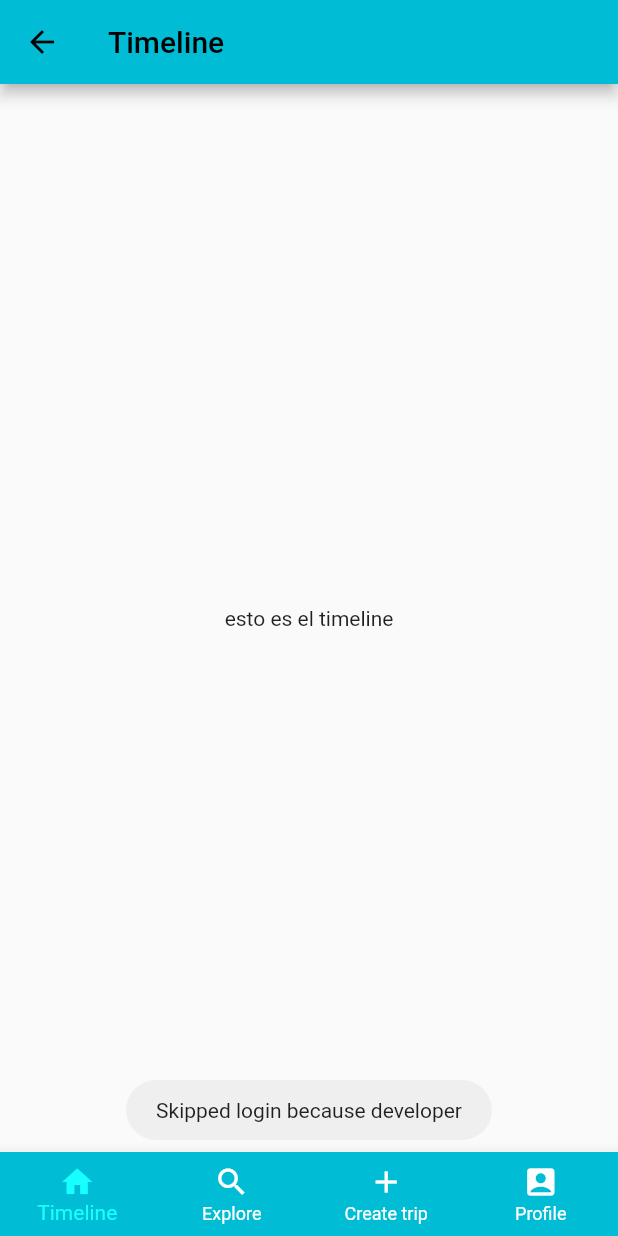
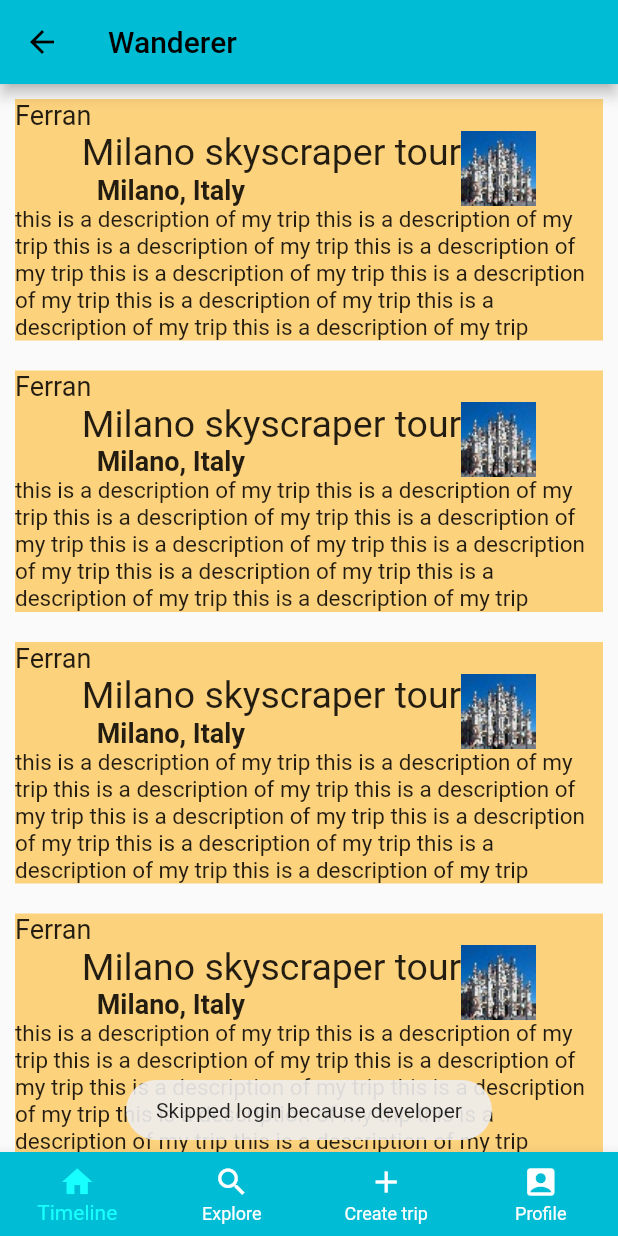
Before and after one commit to Pilar-Ferran/wanderer3, a Flutter app: the screen it shows after launch, after a tap on "Login", on a phone screen of 412 x 824 dp. Run offline on Flutter 3.47's test engine with Material 2 defaults, Android fonts, the phone set to English and light mode, and no system bars; our stand-ins replace firebase_auth, firebase_core, fluttertoast, google_sign_in; accounts and stored records are empty.

Commit message:
page de timeline

```diff
--- /dev/null
+++ b/lib/Screens/home_screen.dart
@@ -0,0 +1,80 @@
+import 'package:flutter/cupertino.dart';
+import 'package:flutter/material.dart';
+import 'package:my_login/Screens/logout_screen.dart';
+import 'package:my_login/Screens/timeline_screen.dart';
+
+import 'trip_preview.dart';
+
+class HomeScreen extends StatefulWidget {
+  static const routeName = '/homescreen';
+  const HomeScreen({Key? key}) : super(key: key);
+
+  final String title = 'Wanderer';
+
+  @override
+  State<HomeScreen> createState() => _HomeScreenState();
+}
+
+class _HomeScreenState extends State<HomeScreen> {
+  //podemos checkear el codigo original para ver como se editava el estado
+
+  int selectedIndex = 0;
+  static const List<Widget> fourNavigationScreens = <Widget>[
+    TimelineScreen(),
+    Text(
+      'Index 1: Business',
+    ),
+    Text(
+      'Index 2: School',
+    ),
+    LogoutScreen(),
+  ];
+
+  void _onItemTapped(int index) {
+    setState(() {
+      selectedIndex = index;
+    });
+  }
+
+  @override
+  Widget build(BuildContext context) {
+    // This method is rerun every time setState is called
+    return Scaffold(
+      appBar: AppBar(
+        // Here we take the value from the MyHomePage object that was created by
+        // the App.build method, and use it to set our appbar title.
+        title: Text(widget.title),
+      ),
+      body: Center(
+        child: fourNavigationScreens.elementAt(selectedIndex),
+      ),
+      bottomNavigationBar: BottomNavigationBar(
+        type: BottomNavigationBarType.fixed,  //probar shifting? no se que es
+        backgroundColor: Colors.cyan,
+        unselectedItemColor: Colors.white,
+        selectedItemColor: Colors.cyanAccent,
+        items: const [BottomNavigationBarItem(icon: Icon(Icons.home), label: "Timeline",),
+          BottomNavigationBarItem(icon: Icon(Icons.search), label: "Explore"),
+          BottomNavigationBarItem(icon: Icon(Icons.add), label: "Create trip"),
+          BottomNavigationBarItem(icon: Icon(Icons.account_box_rounded), label: "Profile",)],
+        currentIndex: selectedIndex,
+        onTap: _onItemTapped,
+      ),
+      //he quitado el center
+      /*body: Column( //TODO usar
+        //comments borrados
+        mainAxisAlignment: MainAxisAlignment.center,
+        children: <Widget>[
+          Expanded(
+              child: ListView(
+                //itemExtent: 50,
+                children: trips,
+                //shrinkWrap: true,
+
+              )
+          )
+        ],
+      ),*/// This trailing comma makes auto-formatting nicer for build methods.
+    );
+  }
+}
--- a/lib/Screens/login_screen.dart
+++ b/lib/Screens/login_screen.dart
@@ -3,7 +3,7 @@ import 'package:flutter/services.dart';
 import 'package:firebase_auth/firebase_auth.dart';
 import 'package:google_sign_in/google_sign_in.dart';
 import 'package:my_login/Component/button.dart';
-import 'package:my_login/Screens/timeline_screen.dart';
+import 'package:my_login/Screens/home_screen.dart';
 import '../constants.dart';
 import 'signup_screen.dart';
 import 'package:fluttertoast/fluttertoast.dart';
@@ -109,7 +109,7 @@ class _LoginScreenState extends State<LoginScreen> {
 
                               await Navigator.of(context).push(
                                 MaterialPageRoute(
-                                  builder: (context) => const TimelineScreen(),
+                                  builder: (context) => const HomeScreen(),
                                 ),
                               );
 
@@ -140,7 +140,7 @@ class _LoginScreenState extends State<LoginScreen> {
                           }
                           else
                             {
-                              Navigator.pushNamed(context, TimelineScreen.routeName);
+                              Navigator.pushNamed(context, HomeScreen.routeName);
                               Fluttertoast.showToast(msg: "Skipped login because developer");
                             }
                         },
--- a/lib/Screens/timeline_screen.dart
+++ b/lib/Screens/timeline_screen.dart
@@ -5,63 +5,23 @@ import 'package:my_login/Screens/logout_screen.dart';
 import 'trip_preview.dart';
 
 class TimelineScreen extends StatefulWidget {
-  static const routeName = '/timeline';
   const TimelineScreen({Key? key}) : super(key: key);
 
-  final String title = 'Timeline';
+  //TODO poner titulo?
 
   @override
-  State<TimelineScreen> createState() => _TimelineScreenState();
+  State<StatefulWidget> createState() => _TimelineScreenState();
 }
 
+
 class _TimelineScreenState extends State<TimelineScreen> {
-  //podemos checkear el codigo original para ver como se editava el estado
-
-  int selectedIndex = 0;
-  static const List<Widget> fourNavigationScreens = <Widget>[
-    Text('esto es el timeline'),
-    Text(
-      'Index 1: Business',
-    ),
-    Text(
-      'Index 2: School',
-    ),
-    LogoutScreen(),
-  ];
-
-  void _onItemTapped(int index) {
-    setState(() {
-      selectedIndex = index;
-    });
-  }
-
   @override
   Widget build(BuildContext context) {
-    // This method is rerun every time setState is called
+    //TODO put actual values
+    //TODO maybe do outside of build()
     List<TripPreview> trips = [TripPreview(), TripPreview(), TripPreview(), TripPreview(), TripPreview()];  //posts to show in the timeline
-    return Scaffold(
-      appBar: AppBar(
-        // Here we take the value from the MyHomePage object that was created by
-        // the App.build method, and use it to set our appbar title.
-        title: Text(widget.title),
-      ),
-      body: Center(
-        child: fourNavigationScreens.elementAt(selectedIndex),
-      ),
-      bottomNavigationBar: BottomNavigationBar(
-        type: BottomNavigationBarType.fixed,  //probar shifting? no se que es
-        backgroundColor: Colors.cyan,
-        unselectedItemColor: Colors.white,
-        selectedItemColor: Colors.cyanAccent,
-        items: const [BottomNavigationBarItem(icon: Icon(Icons.home), label: "Timeline",),
-          BottomNavigationBarItem(icon: Icon(Icons.search), label: "Explore"),
-          BottomNavigationBarItem(icon: Icon(Icons.add), label: "Create trip"),
-          BottomNavigationBarItem(icon: Icon(Icons.account_box_rounded), label: "Profile",)],
-        currentIndex: selectedIndex,
-        onTap: _onItemTapped,
-      ),
-      //he quitado el center
-      /*body: Column( //TODO usar
+    //he quitado el center
+    return Column(
         //comments borrados
         mainAxisAlignment: MainAxisAlignment.center,
         children: <Widget>[
@@ -74,7 +34,6 @@ class _TimelineScreenState extends State<TimelineScreen> {
               )
           )
         ],
-      ),*/// This trailing comma makes auto-formatting nicer for build methods.
-    );
+      );
   }
 }
--- a/lib/main.dart
+++ b/lib/main.dart
@@ -4,7 +4,7 @@ import 'package:flutter/material.dart';
 import 'package:firebase_core/firebase_core.dart';
 import 'package:my_login/Screens/logout_screen.dart';
 import 'package:my_login/Screens/signup_screen.dart';
-import 'package:my_login/Screens/timeline_screen.dart';
+import 'package:my_login/Screens/home_screen.dart';
 
 import 'Screens/login_screen.dart';
 import 'Screens/trip_detail.dart';
@@ -32,7 +32,7 @@ class MyApp extends StatelessWidget {
       initialRoute: '/',
       routes: {
         SignupScreen.routeName: (context) => const SignupScreen(),
-        TimelineScreen.routeName: (context) => const TimelineScreen(),
+        HomeScreen.routeName: (context) => const HomeScreen(),
         TripDetail.routeName: (context) => const TripDetail(), //esto registra la ruta de la pantalla TripDetail
         LogoutScreen.routeName: (context) => const LogoutScreen(),
       },
```
